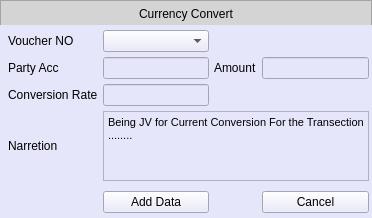
This is Resources/Ui/CurrConvEntry.ui in Darshitjivani/MBAS as Qt 5 draws it before an edit. The edited form follows.
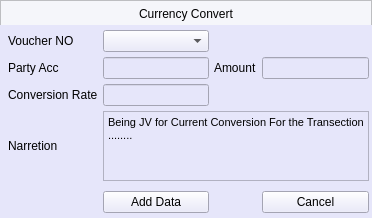
This is the edited form.

```diff
--- a/Resources/Ui/CurrConvEntry.ui
+++ b/Resources/Ui/CurrConvEntry.ui
@@ -51,7 +51,7 @@
        </size>
       </property>
       <property name="styleSheet">
-       <string notr="true">background-color: rgb(212, 212, 212);
+       <string notr="true">background-color:#f5f6fa;
 font: 63 11pt &quot;Segoe UI Semibold&quot;;
 color:#000000</string>
       </property>
```
